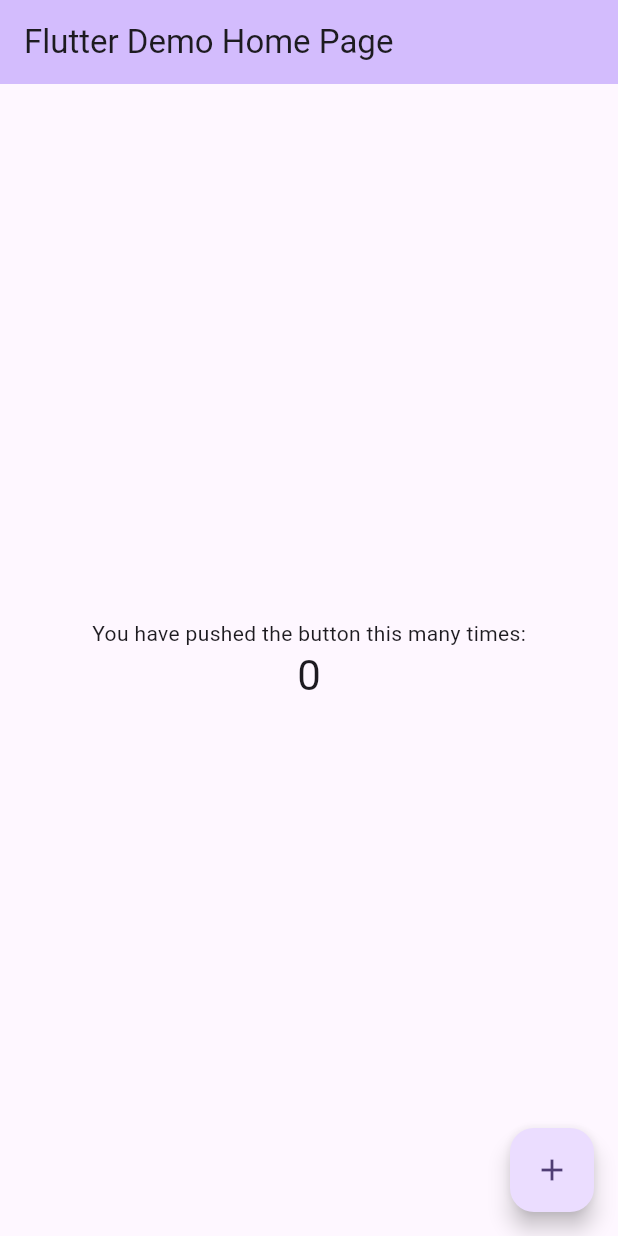
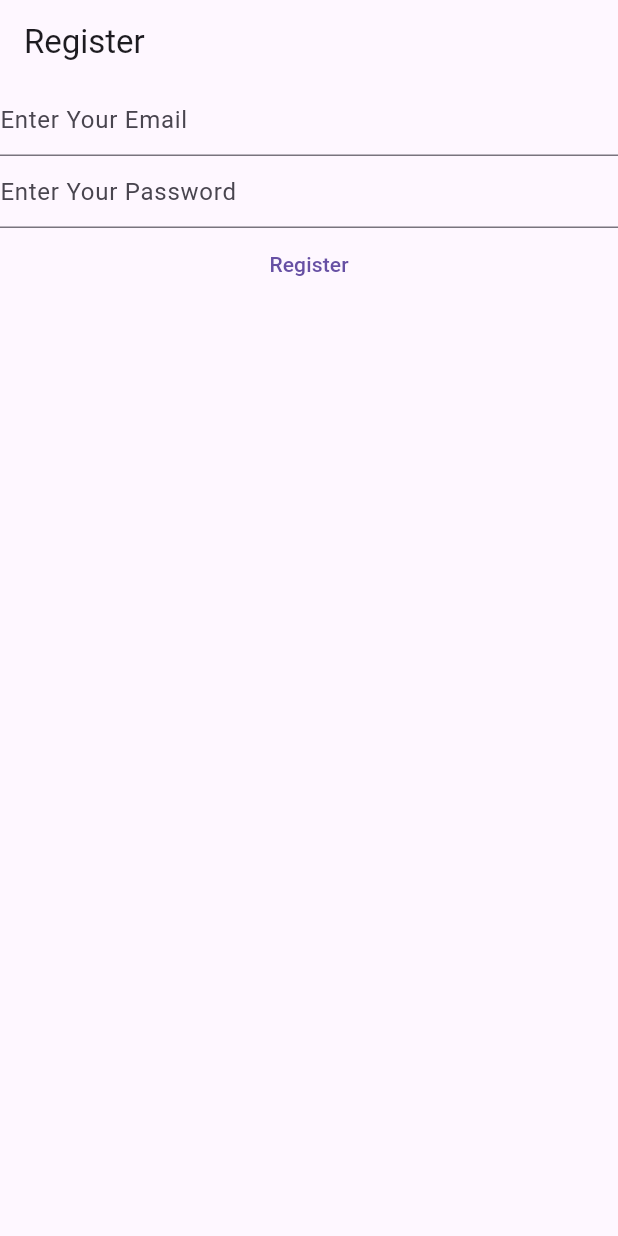
Before and after one commit to krishanroy/Flutter-Basics, a Flutter app: the screen it shows after launch, on a phone screen of 412 x 824 dp. Run offline on Flutter 3.47's test engine with Material 3 defaults, Android fonts, the phone set to English and light mode, and no system bars; our stand-ins replace firebase_auth, firebase_core; accounts and stored records are empty; generated files the repository leaves out were written again.

Commit message:
learned TextEditingController in a TextField, Firebase Auth, FutureBuilder

```diff
--- a/lib/main.dart
+++ b/lib/main.dart
@@ -1,69 +1,86 @@
+import 'package:firebase_auth/firebase_auth.dart';
+import 'package:firebase_core/firebase_core.dart';
 import 'package:flutter/material.dart';
+import 'package:flutter_basics/firebase_options.dart';
 
-void main() {
-  runApp(const MyApp());
+Future<void> main() async {
+  runApp(
+    MaterialApp(
+      title: 'Flutter Demo',
+      theme: ThemeData(
+        primarySwatch: Colors.blue,
+      ),
+      home: const HomePage(),
+    ),
+  );
 }
 
-class MyApp extends StatelessWidget {
-  const MyApp({super.key});
+class HomePage extends StatefulWidget {
+  const HomePage({super.key});
 
-  // This widget is the root of your application.
   @override
-  Widget build(BuildContext context) {
-    return MaterialApp(
-      title: 'Flutter Demo',
-      theme: ThemeData(
-        colorScheme: ColorScheme.fromSeed(seedColor: Colors.deepPurple),
-        useMaterial3: true,
-      ),
-      home: const MyHomePage(title: 'Flutter Demo Home Page'),
-    );
-  }
+  State<HomePage> createState() => _HomePageState();
 }
 
-class MyHomePage extends StatefulWidget {
-  const MyHomePage({super.key, required this.title});
+class _HomePageState extends State<HomePage> {
+  //late is a contract that requires us to initialize it later
+  late final TextEditingController _email;
+  late final TextEditingController _password;
 
-  final String title;
+  //initState is that place where we initialize late fields.
+  @override
+  void initState() {
+    _email = TextEditingController();
+    _password = TextEditingController();
+    super.initState();
+  }
 
+  //we also have to dispose them
   @override
-  State<MyHomePage> createState() => _MyHomePageState();
-}
-
-class _MyHomePageState extends State<MyHomePage> {
-  int _counter = 0;
-
-  void _incrementCounter() {
-    setState(() {
-      _counter++;
-    });
+  void dispose() {
+    _email.dispose();
+    _password.dispose();
+    super.dispose();
   }
 
   @override
   Widget build(BuildContext context) {
     return Scaffold(
       appBar: AppBar(
-        backgroundColor: Theme.of(context).colorScheme.inversePrimary,
-        title: Text(widget.title),
+        title: const Text('Register'),
       ),
-      body: Center(
-        child: Column(
-          mainAxisAlignment: MainAxisAlignment.center,
-          children: <Widget>[
-            const Text(
-              'You have pushed the button this many times:',
-            ),
-            Text(
-              '$_counter',
-              style: Theme.of(context).textTheme.headlineMedium,
-            ),
-          ],
-        ),
-      ),
-      floatingActionButton: FloatingActionButton(
-        onPressed: _incrementCounter,
-        tooltip: 'Increment',
-        child: const Icon(Icons.add),
+      //FutureBuilder --> do something async in `future` and show the result in a widget inside the `builder`
+      body: FutureBuilder(
+        future: Firebase.initializeApp(options: DefaultFirebaseOptions.currentPlatform),
+        builder: (context, snapshot) {
+          return Column(
+            children: [
+              TextField(
+                controller: _email,
+                autocorrect: false,
+                keyboardType: TextInputType.emailAddress,
+                decoration: const InputDecoration(hintText: 'Enter Your Email'),
+              ),
+              TextField(
+                controller: _password,
+                obscureText: true,
+                enableSuggestions: false,
+                autocorrect: false,
+                decoration: const InputDecoration(hintText: 'Enter Your Password'),
+              ),
+              TextButton(
+                onPressed: () async {
+                  final email = _email.text;
+                  final password = _password.text;
+                  final userCredential =
+                      await FirebaseAuth.instance.createUserWithEmailAndPassword(email: email, password: password);
+                  print(userCredential.user?.email);
+                },
+                child: const Text('Register'),
+              ),
+            ],
+          );
+        },
       ),
     );
   }
--- a/pubspec.yaml
+++ b/pubspec.yaml
@@ -35,6 +35,8 @@ dependencies:
   # The following adds the Cupertino Icons font to your application.
   # Use with the CupertinoIcons class for iOS style icons.
   cupertino_icons: ^1.0.2
+  firebase_core: ^2.24.2
+  firebase_auth: ^4.16.0
 
 dev_dependencies:
   flutter_test:
```
Also changed, not shown: pubspec.lock, 10 other files.
